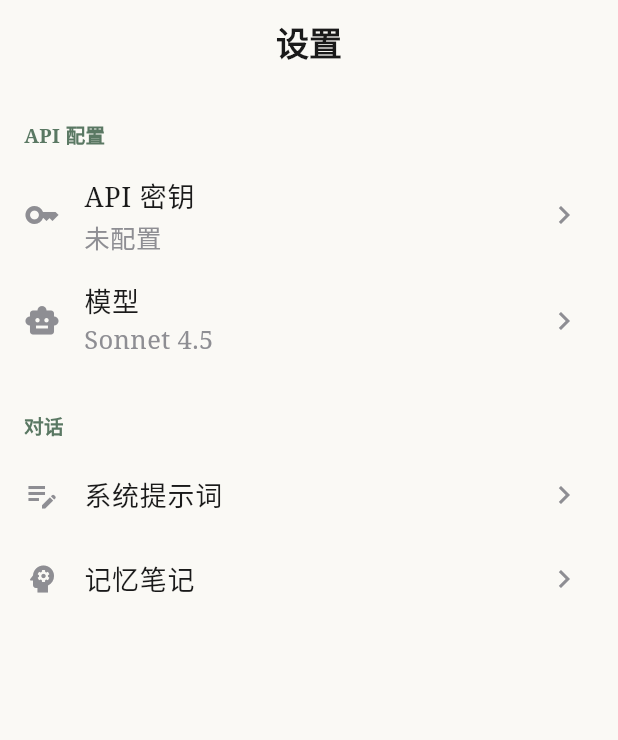
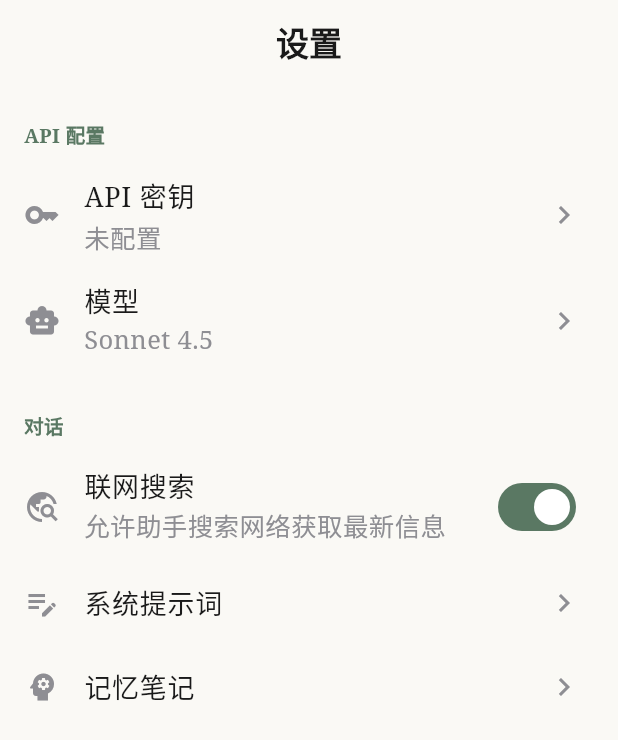
Before and after one commit to MochiaoChen/agemily, a Flutter app: the SettingsScreen screen opened by its route, on a phone screen of 412 x 824 dp. Shown: the top 740 px of the screen. Run offline on Flutter 3.47's test engine with Material 3 defaults, Android fonts, the phone set to English and light mode, and no system bars; our stand-ins replace connectivity_plus, dio, drift, flutter_chat_types, flutter_chat_ui, flutter_dotenv and 7 more; missing offline and left inert: sqlite3; accounts and stored records are empty; generated files the repository leaves out were written again.

Commit message:
feat: enable web search tool for LLM responses
Add web_search_20250305 tool support to the Anthropic API client,
allowing the assistant to search the web for real-time information.
Search is enabled by default and can be toggled via a new switch
in the settings screen (联网搜索).

https://claude.ai/code/session_01M9F1F9xruZXBzj5YySU6CC

```diff
--- a/lib/core/models/llm_config.dart
+++ b/lib/core/models/llm_config.dart
@@ -80,12 +80,14 @@ class LlmConfig {
   final String apiKey;
   final LlmModel model;
   final String? systemPrompt;
+  final bool searchEnabled;
 
   const LlmConfig({
     this.baseUrl = 'https://api.anthropic.com',
     required this.apiKey,
     required this.model,
     this.systemPrompt,
+    this.searchEnabled = true,
   });
 
   LlmConfig copyWith({
@@ -93,12 +95,14 @@ class LlmConfig {
     String? apiKey,
     LlmModel? model,
     String? systemPrompt,
+    bool? searchEnabled,
   }) {
     return LlmConfig(
       baseUrl: baseUrl ?? this.baseUrl,
       apiKey: apiKey ?? this.apiKey,
       model: model ?? this.model,
       systemPrompt: systemPrompt ?? this.systemPrompt,
+      searchEnabled: searchEnabled ?? this.searchEnabled,
     );
   }
 }
--- a/lib/ui/settings/settings_screen.dart
+++ b/lib/ui/settings/settings_screen.dart
@@ -11,6 +11,7 @@ class SettingsScreen extends ConsumerWidget {
   Widget build(BuildContext context, WidgetRef ref) {
     final hasKey = ref.watch(hasApiKeyProvider);
     final model = ref.watch(selectedModelProvider);
+    final searchEnabled = ref.watch(searchEnabledProvider);
 
     return Scaffold(
       appBar: AppBar(title: const Text('设置')),
@@ -32,6 +33,14 @@ class SettingsScreen extends ConsumerWidget {
             onTap: () => context.push('/settings/api'),
           ),
           _SectionHeader(title: '对话'),
+          SwitchListTile(
+            secondary: const Icon(Icons.travel_explore),
+            title: const Text('联网搜索'),
+            subtitle: const Text('允许助手搜索网络获取最新信息'),
+            value: searchEnabled,
+            onChanged: (_) =>
+                ref.read(searchEnabledProvider.notifier).toggle(),
+          ),
           ListTile(
             leading: const Icon(Icons.edit_note),
             title: const Text('系统提示词'),
```
Also changed, not shown: lib/core/services/llm_anthropic.dart (+13 -0 lines), lib/providers/settings_providers.dart (+33 -0 lines).
